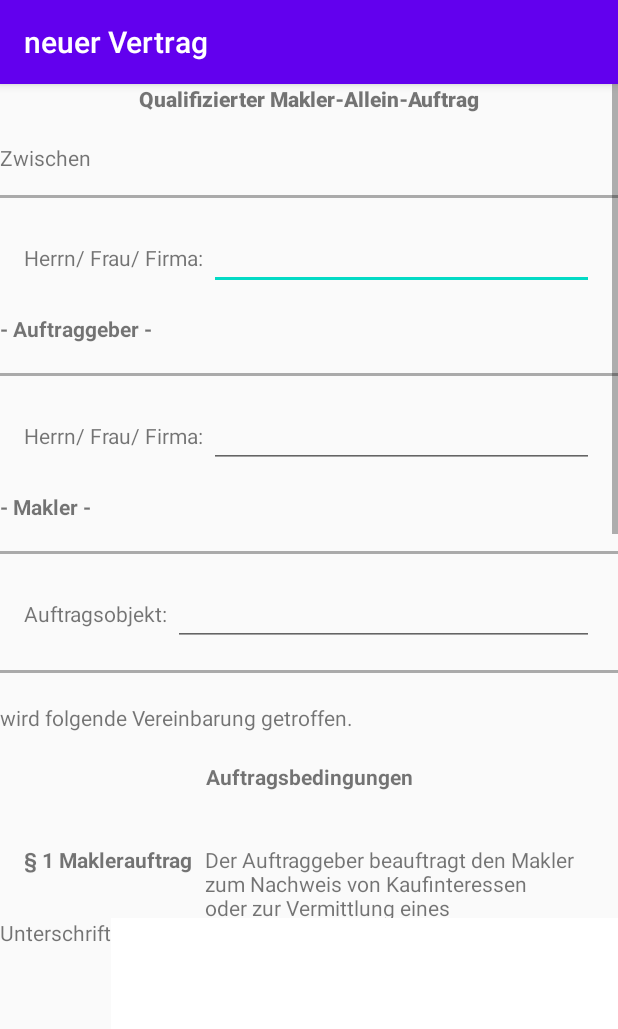
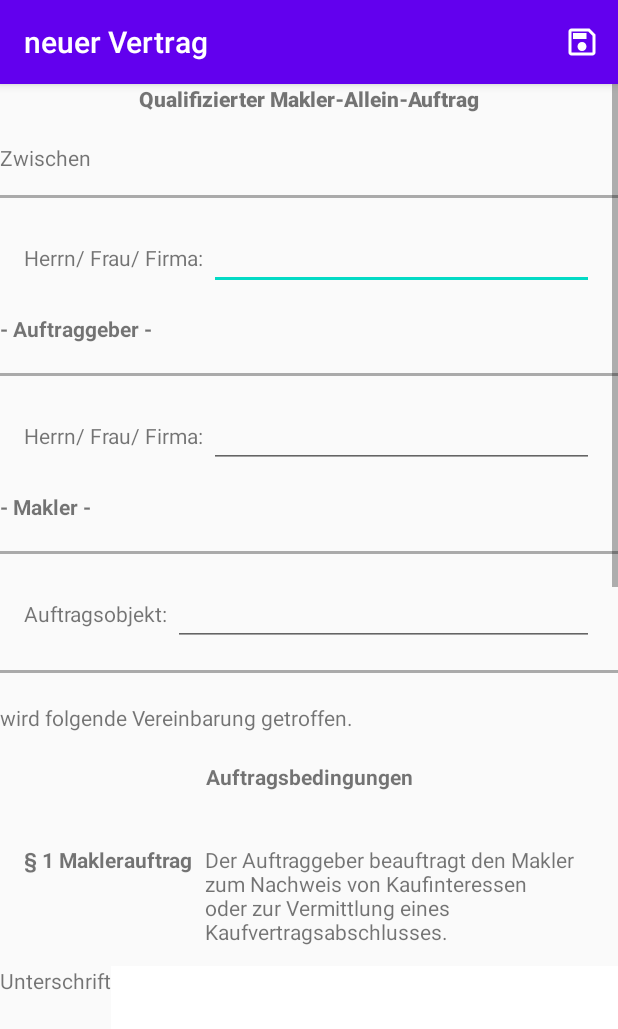
Before and after one commit to Berndhura/fehlhaber, an Android app: the Vertrag screen opened directly, with no data from a screen before it, on a phone screen of 412 x 824 dp. Shown: the top 1029 px of the screen. Run offline under Robolectric (Android 15) with nearby library versions, the phone set to English and light mode, and no system bars; our stand-ins replace Firebase (no records; nobody signed in at launch, a user with empty details on screens opened directly).

Commit message:
save document in toolbar

```diff
--- a/app/src/main/java/com/example/fehlhaber/Vertrag.java
+++ b/app/src/main/java/com/example/fehlhaber/Vertrag.java
@@ -1,12 +1,13 @@
 package com.example.fehlhaber;
 
-import android.Manifest;
-import android.content.pm.PackageManager;
 import android.graphics.Paint;
 import android.graphics.pdf.PdfDocument;
 import android.os.Bundle;
 import android.os.Environment;
 import android.util.Log;
+import android.view.Menu;
+import android.view.MenuInflater;
+import android.view.MenuItem;
 import android.view.View;
 import android.widget.Button;
 import android.widget.EditText;
@@ -32,11 +33,7 @@ import androidx.appcompat.widget.Toolbar;
 public class Vertrag extends AppCompatActivity implements View.OnClickListener {
 
     private FirebaseFirestore db = FirebaseFirestore.getInstance();
-
-    private Button okButton;
     private EditText nameView;
-
-    private Toolbar toolbar;
 
     @Override
     protected void onCreate(Bundle savedInstanceState) {
@@ -44,16 +41,11 @@ public class Vertrag extends AppCompatActivity implements View.OnClickListener {
         setContentView(R.layout.verkaeufer);
 
         nameView = findViewById(R.id.fullName);
-        Button sendData = findViewById(R.id.saveData);
-        sendData.setOnClickListener(this);
 
         Button generatePdf = findViewById(R.id.generatePdf);
         generatePdf.setOnClickListener(this);
 
-        okButton = findViewById(R.id.okButton);
-        okButton.setVisibility(View.GONE);
-
-        toolbar = findViewById(R.id.toolbar);
+        Toolbar toolbar = findViewById(R.id.toolbar);
         setSupportActionBar(toolbar);
 
         LinearLayout mContent = (LinearLayout) findViewById(R.id.linearLayoutSign);
@@ -63,11 +55,25 @@ public class Vertrag extends AppCompatActivity implements View.OnClickListener {
     }
 
     @Override
-    public void onClick(View v) {
-        switch (v.getId()) {
-            case R.id.saveData: {
+    public boolean onCreateOptionsMenu(Menu menu) {
+        MenuInflater inflater = getMenuInflater();
+        inflater.inflate(R.menu.menu, menu);
+        return super.onCreateOptionsMenu(menu);
+    }
+
+    @Override
+    public boolean onOptionsItemSelected(@NonNull MenuItem item) {
+
+        switch (item.getItemId()) {
+            case R.id.save_botton:
+                saveDocument();
+                return true;
+            default: return super.onOptionsItemSelected(item);
+        }
+    }
+
+    private void saveDocument() {
         String name = nameView.getText().toString();
-                //String plz = plzView.getText().toString();
 
         // Create a new user
         Date currentTime = Calendar.getInstance().getTime();
@@ -94,8 +100,12 @@ public class Vertrag extends AppCompatActivity implements View.OnClickListener {
                         Log.w("conan", "Error writing document", e);
                     }
                 });
-                break;
     }
+
+    @Override
+    public void onClick(View v) {
+        switch (v.getId()) {
+
             case R.id.generatePdf: {
                 createMyPDF();
                 break;
@@ -133,7 +143,6 @@ public class Vertrag extends AppCompatActivity implements View.OnClickListener {
     }
 
     private void deactivateForm() {
-        okButton.setVisibility(View.VISIBLE);
         nameView.setFocusable(false);
         nameView.setTextColor(1);
         nameView.setFocusable(false);
--- /dev/null
+++ b/app/src/main/res/drawable/ic_save.xml
@@ -0,0 +1,10 @@
+<vector xmlns:android="http://schemas.android.com/apk/res/android"
+    android:width="24dp"
+    android:height="24dp"
+    android:viewportWidth="24"
+    android:viewportHeight="24"
+    android:tint="?attr/colorControlNormal">
+  <path
+      android:fillColor="@android:color/white"
+      android:pathData="M17,3L5,3c-1.11,0 -2,0.9 -2,2v14c0,1.1 0.89,2 2,2h14c1.1,0 2,-0.9 2,-2L21,7l-4,-4zM19,19L5,19L5,5h11.17L19,7.83L19,19zM12,12c-1.66,0 -3,1.34 -3,3s1.34,3 3,3 3,-1.34 3,-3 -1.34,-3 -3,-3zM6,6h9v4L6,10z"/>
+</vector>
--- a/app/src/main/res/layout/verkaeufer.xml
+++ b/app/src/main/res/layout/verkaeufer.xml
@@ -266,26 +266,11 @@ stillschweigend jeweils um ein Vierteljahr.
         </LinearLayout>
 
         <Button
-            android:id="@+id/saveData"
-            android:layout_width="match_parent"
-            android:layout_height="wrap_content"
-            android:text="Speichern" />
-
-        <Button
             android:id="@+id/generatePdf"
             android:layout_width="match_parent"
             android:layout_height="wrap_content"
             android:text="PDF erstellen" />
 
-        <Button
-            android:id="@+id/okButton"
-            android:layout_width="match_parent"
-            android:layout_height="wrap_content"
-            android:background="#8BC34A"
-            tools:text="Gespeichert"
-            tools:textColor="#ffffff" />
-
-
     </LinearLayout>
 
 </LinearLayout>
--- /dev/null
+++ b/app/src/main/res/menu/menu.xml
@@ -0,0 +1,10 @@
+<?xml version="1.0" encoding="utf-8"?>
+<menu xmlns:android="http://schemas.android.com/apk/res/android"
+    xmlns:app="http://schemas.android.com/apk/res-auto">
+
+    <item android:id="@+id/save_botton"
+        android:icon="@drawable/ic_save"
+        android:title="save"
+        app:showAsAction="always"/>
+
+</menu>
```
Lines whose indentation alone changed are shown as unchanged.
